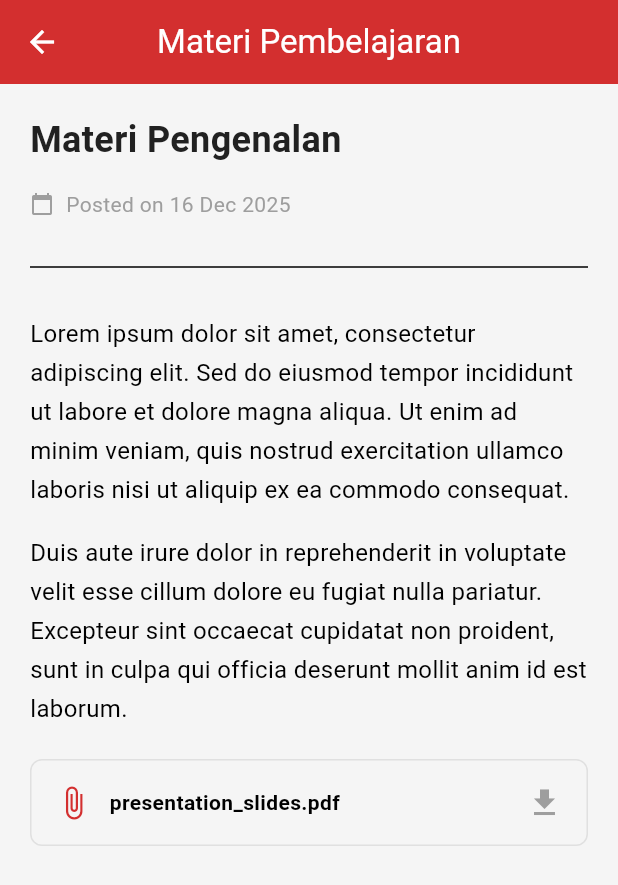
After one commit to mohalimurtado/eduflow, a Flutter app: the ReadingMaterialScreen screen opened directly, on a phone screen of 412 x 824 dp. The commit adds this screen. Shown: the top 885 px of the screen. Run offline on Flutter 3.47's test engine with Material 3 defaults, Android fonts, the phone set to English and light mode, and no system bars.

Commit message:
Implement Learning Content Views.Video Player: Halaman placeholder untuk memutar video materi.Reading Material: Halaman untuk membaca materi teks/PDF.Integrasi: Klik .Video Pembelajaran. atau .Materi Pengenalan. di halaman detail kursus untuk membuka halaman ini.

```diff
--- a/lib/screens/course/course_detail_screen.dart
+++ b/lib/screens/course/course_detail_screen.dart
@@ -1,5 +1,7 @@
 import 'package:flutter/material.dart';
 import '../../theme/app_colors.dart';
+import 'video_player_screen.dart';
+import 'reading_material_screen.dart';
 
 class CourseDetailScreen extends StatefulWidget {
   final String courseTitle;
@@ -123,10 +125,20 @@ class _CourseDetailScreenState extends State<CourseDetailScreen> with SingleTick
               padding: const EdgeInsets.symmetric(horizontal: 16, vertical: 8),
               child: Column(
                 children: [
-                  _buildSubItem(Icons.article, 'Materi Pengenalan', 'PDF', () {}),
-                  _buildSubItem(Icons.play_circle, 'Video Pembelajaran', 'Video', () {}),
+                  _buildSubItem(
+                    Icons.article,
+                    'Materi Pengenalan',
+                    'PDF',
+                    () => Navigator.push(context, MaterialPageRoute(builder: (_) => const ReadingMaterialScreen(title: 'Materi Pengenalan'))),
+                  ),
+                  _buildSubItem(
+                    Icons.play_circle,
+                    'Video Pembelajaran',
+                    'Video',
+                    () => Navigator.push(context, MaterialPageRoute(builder: (_) => const VideoPlayerScreen(title: 'Video Pembelajaran'))),
+                  ),
                   if (sessionNumber % 2 != 0) // Example condition for quiz
-                    _buildSubItem(Icons.quiz, 'Kuis Sesi $sessionNumber', 'Kuis', () {}),
+                    _buildSubItem(Icons.quiz, 'Kuis Sesi $sessionNumber', 'Kuis', () {}), // Quiz will be implemented next
                 ],
               ),
             ),
--- /dev/null
+++ b/lib/screens/course/reading_material_screen.dart
@@ -0,0 +1,77 @@
+import 'package:flutter/material.dart';
+import '../../theme/app_colors.dart';
+
+class ReadingMaterialScreen extends StatelessWidget {
+  final String title;
+
+  const ReadingMaterialScreen({super.key, required this.title});
+
+  @override
+  Widget build(BuildContext context) {
+    return Scaffold(
+      appBar: AppBar(
+        title: const Text('Materi Pembelajaran'),
+        backgroundColor: AppColors.primary,
+        foregroundColor: Colors.white,
+      ),
+      body: SingleChildScrollView(
+        padding: const EdgeInsets.all(20),
+        child: Column(
+          crossAxisAlignment: CrossAxisAlignment.start,
+          children: [
+            Text(
+              title,
+              style: const TextStyle(
+                fontSize: 24,
+                fontWeight: FontWeight.bold,
+                color: AppColors.textPrimary,
+              ),
+            ),
+            const SizedBox(height: 16),
+            const Row(
+              children: [
+                Icon(Icons.calendar_today, size: 16, color: Colors.grey),
+                SizedBox(width: 8),
+                Text('Posted on 16 Dec 2025', style: TextStyle(color: Colors.grey)),
+              ],
+            ),
+            const SizedBox(height: 24),
+            const Divider(),
+            const SizedBox(height: 24),
+            const Text(
+              'Lorem ipsum dolor sit amet, consectetur adipiscing elit. Sed do eiusmod tempor incididunt ut labore et dolore magna aliqua. Ut enim ad minim veniam, quis nostrud exercitation ullamco laboris nisi ut aliquip ex ea commodo consequat.',
+              style: TextStyle(fontSize: 16, height: 1.6),
+            ),
+            const SizedBox(height: 16),
+            const Text(
+              'Duis aute irure dolor in reprehenderit in voluptate velit esse cillum dolore eu fugiat nulla pariatur. Excepteur sint occaecat cupidatat non proident, sunt in culpa qui officia deserunt mollit anim id est laborum.',
+              style: TextStyle(fontSize: 16, height: 1.6),
+            ),
+            const SizedBox(height: 20),
+            Container(
+              padding: const EdgeInsets.all(16),
+              decoration: BoxDecoration(
+                color: Colors.grey[100],
+                borderRadius: BorderRadius.circular(8),
+                border: Border.all(color: Colors.grey[300]!),
+              ),
+              child: const Row(
+                children: [
+                  Icon(Icons.attach_file, color: AppColors.primary),
+                  SizedBox(width: 12),
+                  Expanded(
+                    child: Text(
+                      'presentation_slides.pdf',
+                      style: TextStyle(fontWeight: FontWeight.bold),
+                    ),
+                  ),
+                  Icon(Icons.download, color: Colors.grey),
+                ],
+              ),
+            ),
+          ],
+        ),
+      ),
+    );
+  }
+}
```
Also changed, not shown: lib/screens/course/video_player_screen.dart (added, +89 -0 lines).
